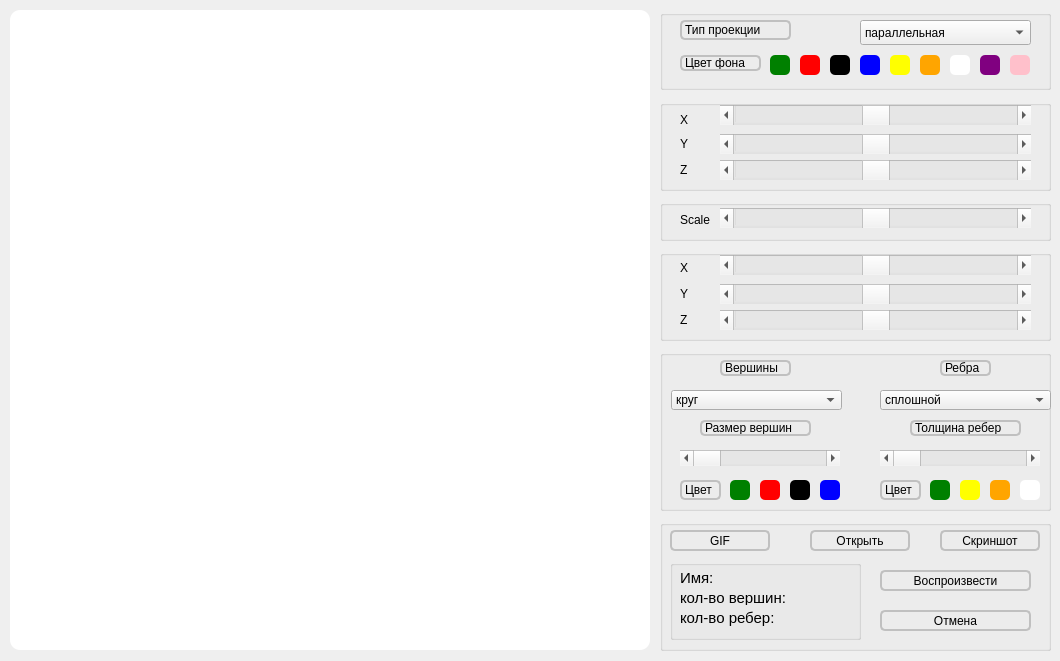
This is src/front/mainwindow.ui in fatkheev/3DViewer as Qt 5 draws it before an edit. The edited form follows.
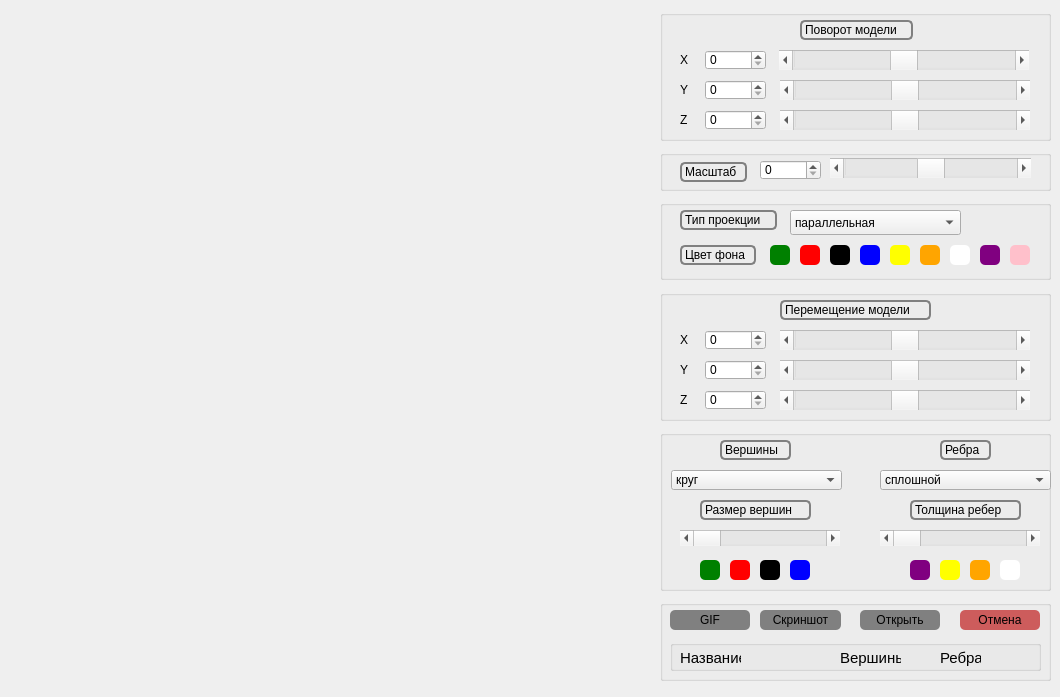
This is the edited form. Custom widgets are drawn as their Qt base class.

Patch:
```diff
--- a/src/front/mainwindow.ui
+++ b/src/front/mainwindow.ui
@@ -7,7 +7,7 @@
     <x>0</x>
     <y>0</y>
     <width>1060</width>
-    <height>661</height>
+    <height>697</height>
    </rect>
   </property>
   <property name="windowTitle">
@@ -20,11 +20,11 @@
       <x>10</x>
       <y>10</y>
       <width>640</width>
-      <height>640</height>
+      <height>671</height>
      </rect>
     </property>
     <property name="styleSheet">
-     <string notr="true">background-color: white;
+     <string notr="true">
 border-radius: 10px;</string>
     </property>
    </widget>
@@ -32,7 +32,7 @@
     <property name="geometry">
      <rect>
       <x>660</x>
-      <y>10</y>
+      <y>200</y>
       <width>391</width>
       <height>80</height>
      </rect>
@@ -43,7 +43,7 @@
     <widget class="QComboBox" name="comboBox">
      <property name="geometry">
       <rect>
-       <x>200</x>
+       <x>130</x>
        <y>10</y>
        <width>171</width>
        <height>25</height>
@@ -65,12 +65,12 @@
       <rect>
        <x>20</x>
        <y>10</y>
-       <width>111</width>
+       <width>97</width>
        <height>20</height>
       </rect>
      </property>
      <property name="styleSheet">
-      <string notr="true">border: 2px solid silver; 
+      <string notr="true">border: 2px solid grey; 
 border-radius: 5px;</string>
      </property>
      <property name="text">
@@ -82,12 +82,12 @@
       <rect>
        <x>20</x>
        <y>45</y>
-       <width>81</width>
-       <height>16</height>
+       <width>76</width>
+       <height>20</height>
       </rect>
      </property>
      <property name="styleSheet">
-      <string>border: 2px solid silver; 
+      <string>border: 2px solid grey; 
 border-radius: 5px;</string>
      </property>
      <property name="text">
@@ -306,7 +306,7 @@
     <property name="geometry">
      <rect>
       <x>660</x>
-      <y>350</y>
+      <y>430</y>
       <width>391</width>
       <height>161</height>
      </rect>
@@ -353,11 +353,11 @@
        <x>280</x>
        <y>10</y>
        <width>51</width>
-       <height>16</height>
+       <height>20</height>
       </rect>
      </property>
      <property name="styleSheet">
-      <string notr="true">border: 2px solid silver; 
+      <string notr="true">border: 2px solid grey; 
 border-radius: 5px;</string>
      </property>
      <property name="text">
@@ -370,45 +370,28 @@
        <x>250</x>
        <y>70</y>
        <width>111</width>
-       <height>16</height>
+       <height>20</height>
       </rect>
      </property>
      <property name="styleSheet">
-      <string notr="true">border: 2px solid silver; 
+      <string notr="true">border: 2px solid grey; 
 border-radius: 5px;</string>
      </property>
      <property name="text">
       <string>Толщина ребер</string>
      </property>
     </widget>
-    <widget class="QLabel" name="label_7">
-     <property name="geometry">
-      <rect>
-       <x>220</x>
-       <y>130</y>
-       <width>41</width>
-       <height>20</height>
-      </rect>
-     </property>
-     <property name="styleSheet">
-      <string>border: 2px solid silver; 
-border-radius: 5px;</string>
-     </property>
-     <property name="text">
-      <string>Цвет </string>
-     </property>
-    </widget>
     <widget class="QLabel" name="label_4">
      <property name="geometry">
       <rect>
        <x>60</x>
        <y>10</y>
        <width>71</width>
-       <height>16</height>
+       <height>20</height>
       </rect>
      </property>
      <property name="styleSheet">
-      <string notr="true">border: 2px solid silver; 
+      <string notr="true">border: 2px solid grey; 
 border-radius: 5px;</string>
      </property>
      <property name="text">
@@ -446,34 +429,17 @@
        <x>40</x>
        <y>70</y>
        <width>111</width>
-       <height>16</height>
+       <height>20</height>
       </rect>
      </property>
      <property name="styleSheet">
-      <string notr="true">border: 2px solid silver; 
+      <string notr="true">border: 2px solid grey; 
 border-radius: 5px;</string>
      </property>
      <property name="text">
       <string>Размер вершин</string>
      </property>
     </widget>
-    <widget class="QLabel" name="label_19">
-     <property name="geometry">
-      <rect>
-       <x>20</x>
-       <y>130</y>
-       <width>41</width>
-       <height>20</height>
-      </rect>
-     </property>
-     <property name="styleSheet">
-      <string>border: 2px solid silver; 
-border-radius: 5px;</string>
-     </property>
-     <property name="text">
-      <string>Цвет </string>
-     </property>
-    </widget>
     <widget class="QScrollBar" name="horizontalScrollBar_2">
      <property name="geometry">
       <rect>
@@ -490,30 +456,7 @@
     <widget class="QPushButton" name="green_vertex">
      <property name="geometry">
       <rect>
-       <x>70</x>
-       <y>130</y>
-       <width>20</width>
-       <height>20</height>
-      </rect>
-     </property>
-     <property name="styleSheet">
-      <string notr="true"> QPushButton {background-color: green;
-border-radius: 5px;
-}
-
-QPushButton:pressed {
-    background-color: qlineargradient(x1: 0, y1: 0, x2: 0, y2: 1,
-                                      stop: 0 white, stop: 1 gray);
-}</string>
-     </property>
-     <property name="text">
-      <string/>
-     </property>
-    </widget>
-    <widget class="QPushButton" name="green_edge">
-     <property name="geometry">
-      <rect>
-       <x>270</x>
+       <x>40</x>
        <y>130</y>
        <width>20</width>
        <height>20</height>
@@ -536,7 +479,7 @@
     <widget class="QPushButton" name="blue_vertex">
      <property name="geometry">
       <rect>
-       <x>160</x>
+       <x>130</x>
        <y>130</y>
        <width>20</width>
        <height>20</height>
@@ -559,7 +502,7 @@
     <widget class="QPushButton" name="black_vertex">
      <property name="geometry">
       <rect>
-       <x>130</x>
+       <x>100</x>
        <y>130</y>
        <width>20</width>
        <height>20</height>
@@ -582,7 +525,7 @@
     <widget class="QPushButton" name="red_vertex">
      <property name="geometry">
       <rect>
-       <x>100</x>
+       <x>70</x>
        <y>130</y>
        <width>20</width>
        <height>20</height>
@@ -605,7 +548,7 @@
     <widget class="QPushButton" name="orange_edge">
      <property name="geometry">
       <rect>
-       <x>330</x>
+       <x>310</x>
        <y>130</y>
        <width>20</width>
        <height>20</height>
@@ -628,7 +571,7 @@
     <widget class="QPushButton" name="yellow_edge">
      <property name="geometry">
       <rect>
-       <x>300</x>
+       <x>280</x>
        <y>130</y>
        <width>20</width>
        <height>20</height>
@@ -651,7 +594,7 @@
     <widget class="QPushButton" name="white_edge">
      <property name="geometry">
       <rect>
-       <x>360</x>
+       <x>340</x>
        <y>130</y>
        <width>20</width>
        <height>20</height>
@@ -671,14 +614,37 @@
       <string/>
      </property>
     </widget>
+    <widget class="QPushButton" name="purply_edge">
+     <property name="geometry">
+      <rect>
+       <x>250</x>
+       <y>130</y>
+       <width>20</width>
+       <height>20</height>
+      </rect>
+     </property>
+     <property name="styleSheet">
+      <string notr="true"> QPushButton {background-color: Purple;
+border-radius: 5px;
+}
+
+QPushButton:pressed {
+    background-color: qlineargradient(x1: 0, y1: 0, x2: 0, y2: 1,
+                                      stop: 0 white, stop: 1 gray);
+}</string>
+     </property>
+     <property name="text">
+      <string/>
+     </property>
+    </widget>
    </widget>
    <widget class="QGroupBox" name="groupBox_6">
     <property name="geometry">
      <rect>
       <x>660</x>
-      <y>100</y>
+      <y>10</y>
       <width>391</width>
-      <height>91</height>
+      <height>131</height>
      </rect>
     </property>
     <property name="title">
@@ -687,9 +653,9 @@
     <widget class="QScrollBar" name="horizontalScrollBar_x">
      <property name="geometry">
       <rect>
-       <x>60</x>
-       <y>5</y>
-       <width>311</width>
+       <x>119</x>
+       <y>40</y>
+       <width>250</width>
        <height>20</height>
       </rect>
      </property>
@@ -706,9 +672,9 @@
     <widget class="QScrollBar" name="horizontalScrollBar_y">
      <property name="geometry">
       <rect>
-       <x>60</x>
-       <y>34</y>
-       <width>311</width>
+       <x>120</x>
+       <y>70</y>
+       <width>250</width>
        <height>20</height>
       </rect>
      </property>
@@ -725,9 +691,9 @@
     <widget class="QScrollBar" name="horizontalScrollBar_z">
      <property name="geometry">
       <rect>
-       <x>60</x>
-       <y>60</y>
-       <width>311</width>
+       <x>120</x>
+       <y>100</y>
+       <width>250</width>
        <height>20</height>
       </rect>
      </property>
@@ -745,7 +711,7 @@
      <property name="geometry">
       <rect>
        <x>20</x>
-       <y>10</y>
+       <y>40</y>
        <width>21</width>
        <height>20</height>
       </rect>
@@ -758,7 +724,7 @@
      <property name="geometry">
       <rect>
        <x>20</x>
-       <y>60</y>
+       <y>100</y>
        <width>21</width>
        <height>20</height>
       </rect>
@@ -771,7 +737,7 @@
      <property name="geometry">
       <rect>
        <x>20</x>
-       <y>34</y>
+       <y>70</y>
        <width>21</width>
        <height>20</height>
       </rect>
@@ -780,14 +746,44 @@
       <string>Y</string>
      </property>
     </widget>
+    <widget class="QSpinBox" name="spinBox">
+     <property name="geometry">
+      <rect>
+       <x>45</x>
+       <y>40</y>
+       <width>61</width>
+       <height>20</height>
+      </rect>
+     </property>
+    </widget>
+    <widget class="QSpinBox" name="spinBox_2">
+     <property name="geometry">
+      <rect>
+       <x>45</x>
+       <y>70</y>
+       <width>61</width>
+       <height>20</height>
+      </rect>
+     </property>
+    </widget>
+    <widget class="QSpinBox" name="spinBox_3">
+     <property name="geometry">
+      <rect>
+       <x>45</x>
+       <y>100</y>
+       <width>61</width>
+       <height>20</height>
+      </rect>
+     </property>
+    </widget>
    </widget>
    <widget class="QGroupBox" name="groupBox_7">
     <property name="geometry">
      <rect>
       <x>660</x>
-      <y>250</y>
+      <y>290</y>
       <width>391</width>
-      <height>91</height>
+      <height>131</height>
      </rect>
     </property>
     <property name="title">
@@ -796,9 +792,9 @@
     <widget class="QScrollBar" name="moveScrollBar_x">
      <property name="geometry">
       <rect>
-       <x>60</x>
-       <y>5</y>
-       <width>311</width>
+       <x>120</x>
+       <y>40</y>
+       <width>250</width>
        <height>20</height>
       </rect>
      </property>
@@ -818,9 +814,9 @@
     <widget class="QScrollBar" name="moveScrollBar_y">
      <property name="geometry">
       <rect>
-       <x>60</x>
-       <y>34</y>
-       <width>311</width>
+       <x>120</x>
+       <y>70</y>
+       <width>250</width>
        <height>20</height>
       </rect>
      </property>
@@ -840,9 +836,9 @@
     <widget class="QScrollBar" name="moveScrollBar_z">
      <property name="geometry">
       <rect>
-       <x>60</x>
-       <y>60</y>
-       <width>311</width>
+       <x>120</x>
+       <y>100</y>
+       <width>250</width>
        <height>20</height>
       </rect>
      </property>
@@ -863,7 +859,7 @@
      <property name="geometry">
       <rect>
        <x>20</x>
-       <y>8</y>
+       <y>40</y>
        <width>21</width>
        <height>20</height>
       </rect>
@@ -876,7 +872,7 @@
      <property name="geometry">
       <rect>
        <x>20</x>
-       <y>60</y>
+       <y>100</y>
        <width>21</width>
        <height>20</height>
       </rect>
@@ -889,7 +885,7 @@
      <property name="geometry">
       <rect>
        <x>20</x>
-       <y>34</y>
+       <y>70</y>
        <width>21</width>
        <height>20</height>
       </rect>
@@ -898,12 +894,59 @@
       <string>Y</string>
      </property>
     </widget>
+    <widget class="QSpinBox" name="spinBox_7">
+     <property name="geometry">
+      <rect>
+       <x>45</x>
+       <y>70</y>
+       <width>61</width>
+       <height>20</height>
+      </rect>
+     </property>
+    </widget>
+    <widget class="QSpinBox" name="spinBox_5">
+     <property name="geometry">
+      <rect>
+       <x>45</x>
+       <y>100</y>
+       <width>61</width>
+       <height>20</height>
+      </rect>
+     </property>
+    </widget>
+    <widget class="QSpinBox" name="spinBox_6">
+     <property name="geometry">
+      <rect>
+       <x>45</x>
+       <y>40</y>
+       <width>61</width>
+       <height>20</height>
+      </rect>
+     </property>
+    </widget>
+    <widget class="QLabel" name="label_7">
+     <property name="geometry">
+      <rect>
+       <x>120</x>
+       <y>10</y>
+       <width>151</width>
+       <height>20</height>
+      </rect>
+     </property>
+     <property name="styleSheet">
+      <string notr="true">border: 2px solid grey; 
+border-radius: 5px;</string>
+     </property>
+     <property name="text">
+      <string>Перемещение модели</string>
+     </property>
+    </widget>
    </widget>
    <widget class="QGroupBox" name="groupBox_8">
     <property name="geometry">
      <rect>
       <x>660</x>
-      <y>200</y>
+      <y>150</y>
       <width>391</width>
       <height>41</height>
      </rect>
@@ -914,9 +957,9 @@
     <widget class="QScrollBar" name="ScrollBar_scale">
      <property name="geometry">
       <rect>
-       <x>60</x>
+       <x>170</x>
        <y>8</y>
-       <width>311</width>
+       <width>201</width>
        <height>20</height>
       </rect>
      </property>
@@ -944,12 +987,26 @@
       <rect>
        <x>20</x>
        <y>12</y>
-       <width>41</width>
-       <height>16</height>
+       <width>67</width>
+       <height>20</height>
       </rect>
      </property>
+     <property name="styleSheet">
+      <string notr="true">border: 2px solid grey; 
+border-radius: 5px;</string>
+     </property>
      <property name="text">
-      <string>Scale</string>
+      <string>Масштаб</string>
+     </property>
+    </widget>
+    <widget class="QSpinBox" name="spinBox_4">
+     <property name="geometry">
+      <rect>
+       <x>100</x>
+       <y>10</y>
+       <width>61</width>
+       <height>20</height>
+      </rect>
      </property>
     </widget>
    </widget>
@@ -957,9 +1014,9 @@
     <property name="geometry">
      <rect>
       <x>660</x>
-      <y>520</y>
+      <y>600</y>
       <width>391</width>
-      <height>131</height>
+      <height>81</height>
      </rect>
     </property>
     <property name="title">
@@ -968,21 +1025,23 @@
     <widget class="QPushButton" name="pushButton_27">
      <property name="geometry">
       <rect>
-       <x>220</x>
-       <y>90</y>
-       <width>151</width>
-       <height>21</height>
+       <x>300</x>
+       <y>10</y>
+       <width>80</width>
+       <height>20</height>
       </rect>
      </property>
      <property name="styleSheet">
       <string notr="true">QPushButton {
-border: 2px solid silver; 
+   background-color: #CD5C5C;
 border-radius: 5px;
 }
+
 QPushButton:pressed {
-    background-color: qlineargradient(x1: 0, y1: 0, x2: 0, y2: 1,
-                                      stop: 0 white, stop: 1 gray);
-}</string>
+    background-color: #1E90FF;
+
+}
+</string>
      </property>
      <property name="text">
       <string>Отмена</string>
@@ -993,8 +1052,8 @@
       <rect>
        <x>10</x>
        <y>40</y>
-       <width>191</width>
-       <height>80</height>
+       <width>371</width>
+       <height>31</height>
       </rect>
      </property>
      <property name="title">
@@ -1005,7 +1064,7 @@
        <rect>
         <x>10</x>
         <y>10</y>
-        <width>58</width>
+        <width>61</width>
         <height>16</height>
        </rect>
       </property>
@@ -1015,16 +1074,16 @@
        </font>
       </property>
       <property name="text">
-       <string>Имя:</string>
+       <string>Название:</string>
       </property>
      </widget>
      <widget class="QLabel" name="label_18">
       <property name="geometry">
        <rect>
-        <x>10</x>
-        <y>30</y>
-        <width>131</width>
-        <height>15</height>
+        <x>170</x>
+        <y>10</y>
+        <width>61</width>
+        <height>16</height>
        </rect>
       </property>
       <property name="font">
@@ -1033,15 +1092,15 @@
        </font>
       </property>
       <property name="text">
-       <string>кол-во вершин:</string>
+       <string>Вершины:</string>
       </property>
      </widget>
      <widget class="QLabel" name="label_17">
       <property name="geometry">
        <rect>
-        <x>10</x>
-        <y>50</y>
-        <width>131</width>
+        <x>270</x>
+        <y>10</y>
+        <width>41</width>
         <height>16</height>
        </rect>
       </property>
@@ -1051,18 +1110,26 @@
        </font>
       </property>
       <property name="text">
-       <string>кол-во ребер:</string>
+       <string>Ребра:</string>
       </property>
      </widget>
      <widget class="QLabel" name="label_name">
       <property name="geometry">
        <rect>
-        <x>100</x>
+        <x>70</x>
         <y>10</y>
-        <width>81</width>
+        <width>91</width>
         <height>16</height>
        </rect>
       </property>
+      <property name="font">
+       <font>
+        <pointsize>10</pointsize>
+       </font>
+      </property>
+      <property name="styleSheet">
+       <string notr="true"/>
+      </property>
       <property name="text">
        <string/>
       </property>
@@ -1070,12 +1137,20 @@
      <widget class="QLabel" name="label_V">
       <property name="geometry">
        <rect>
-        <x>100</x>
-        <y>30</y>
-        <width>81</width>
+        <x>230</x>
+        <y>10</y>
+        <width>40</width>
         <height>16</height>
        </rect>
       </property>
+      <property name="font">
+       <font>
+        <pointsize>10</pointsize>
+       </font>
+      </property>
+      <property name="styleSheet">
+       <string notr="true"/>
+      </property>
       <property name="text">
        <string/>
       </property>
@@ -1083,12 +1158,20 @@
      <widget class="QLabel" name="label_F">
       <property name="geometry">
        <rect>
-        <x>100</x>
-        <y>50</y>
-        <width>81</width>
+        <x>320</x>
+        <y>10</y>
+        <width>40</width>
         <height>16</height>
        </rect>
       </property>
+      <property name="font">
+       <font>
+        <pointsize>10</pointsize>
+       </font>
+      </property>
+      <property name="styleSheet">
+       <string notr="true"/>
+      </property>
       <property name="text">
        <string/>
       </property>
@@ -1097,21 +1180,23 @@
     <widget class="QPushButton" name="pushButton_22">
      <property name="geometry">
       <rect>
-       <x>280</x>
+       <x>100</x>
        <y>10</y>
-       <width>100</width>
-       <height>21</height>
+       <width>81</width>
+       <height>20</height>
       </rect>
      </property>
      <property name="styleSheet">
       <string notr="true">QPushButton {
-border: 2px solid silver; 
+   background-color: #808080;
 border-radius: 5px;
 }
+
 QPushButton:pressed {
-    background-color: qlineargradient(x1: 0, y1: 0, x2: 0, y2: 1,
-                                      stop: 0 white, stop: 1 gray);
-}</string>
+    background-color: #1E90FF;
+
+}
+</string>
      </property>
      <property name="text">
       <string>Скриншот</string>
@@ -1122,71 +1207,69 @@
       <rect>
        <x>10</x>
        <y>10</y>
-       <width>100</width>
-       <height>21</height>
+       <width>80</width>
+       <height>20</height>
       </rect>
      </property>
      <property name="styleSheet">
       <string notr="true">QPushButton {
-border: 2px solid silver; 
+   background-color: #808080;
 border-radius: 5px;
 }
+
 QPushButton:pressed {
-    background-color: qlineargradient(x1: 0, y1: 0, x2: 0, y2: 1,
-                                      stop: 0 white, stop: 1 gray);
-}</string>
+    background-color: #1E90FF;
+
+}
+</string>
      </property>
      <property name="text">
       <string>GIF</string>
      </property>
     </widget>
-    <widget class="QPushButton" name="pushButton_26">
-     <property name="geometry">
-      <rect>
-       <x>220</x>
-       <y>50</y>
-       <width>151</width>
-       <height>21</height>
-      </rect>
-     </property>
-     <property name="styleSheet">
-      <string notr="true">QPushButton {
-border: 2px solid silver; 
-border-radius: 5px;
-}
-QPushButton:pressed {
-    background-color: qlineargradient(x1: 0, y1: 0, x2: 0, y2: 1,
-                                      stop: 0 white, stop: 1 gray);
-}</string>
-     </property>
-     <property name="text">
-      <string>Воспроизвести</string>
-     </property>
-    </widget>
     <widget class="QPushButton" name="pushButton_15">
      <property name="geometry">
       <rect>
-       <x>150</x>
+       <x>200</x>
        <y>10</y>
-       <width>100</width>
-       <height>21</height>
+       <width>80</width>
+       <height>20</height>
       </rect>
      </property>
      <property name="styleSheet">
       <string notr="true">QPushButton {
-border: 2px solid silver; 
+   background-color: #808080;
 border-radius: 5px;
 }
+
 QPushButton:pressed {
-    background-color: qlineargradient(x1: 0, y1: 0, x2: 0, y2: 1,
-                                      stop: 0 white, stop: 1 gray);
-}</string>
+    background-color: #1E90FF;
+
+}
+</string>
      </property>
      <property name="text">
       <string>Открыть</string>
      </property>
     </widget>
    </widget>
+   <widget class="QLabel" name="label_14">
+    <property name="geometry">
+     <rect>
+      <x>800</x>
+      <y>20</y>
+      <width>113</width>
+      <height>20</height>
+     </rect>
+    </property>
+    <property name="styleSheet">
+     <string notr="true">border: 2px solid grey; 
+border-radius: 5px;</string>
+    </property>
+    <property name="text">
+     <string>Поворот модели</string>
+    </property>
+   </widget>
   </widget>
  </widget>
  <customwidgets>
```
Left out of the diff: 2 changed lines with no effect on the pictures.
